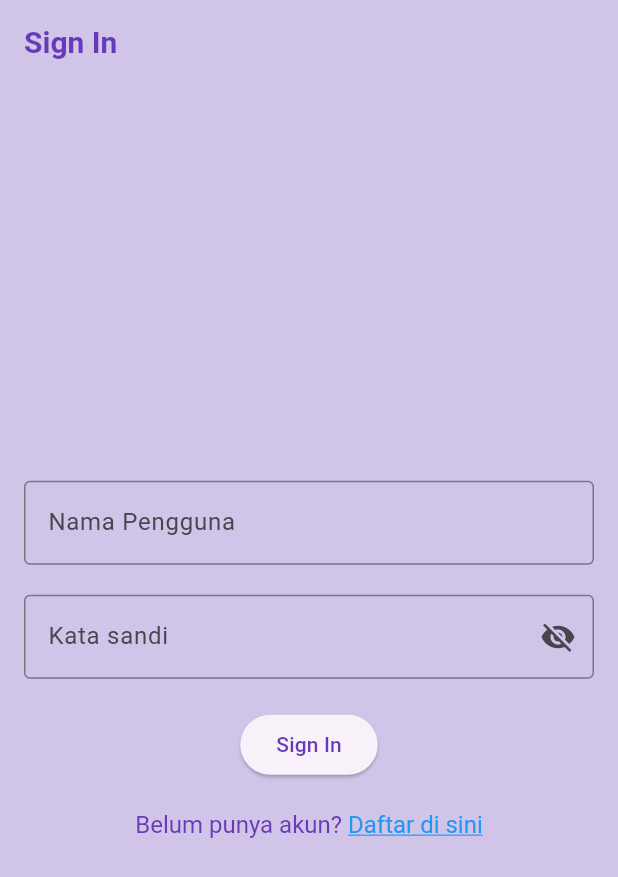
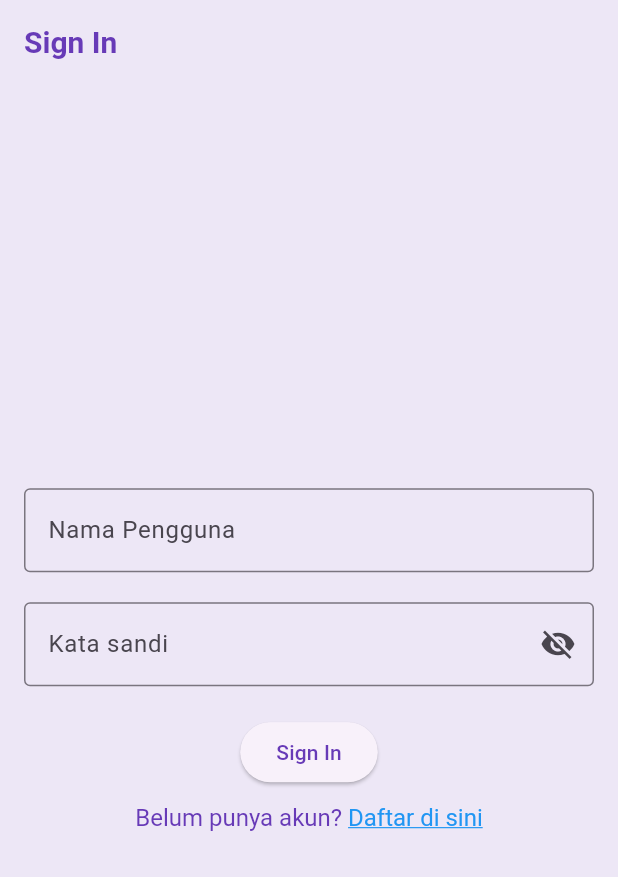
Before and after one commit to 2024-2025-Gasal-PABI-SI5B/project-wisata-candi-si5b-alyapr, a Flutter app: the screen it shows after launch, on a phone screen of 412 x 824 dp. Shown: the top 877 px of the screen. Run offline on Flutter 3.47's test engine with Material 3 defaults, Android fonts, the phone set to English and light mode, and no system bars.

Commit message:
update signin screen

```diff
--- a/wisata_candi/lib/main.dart
+++ b/wisata_candi/lib/main.dart
@@ -26,7 +26,7 @@ class MainApp extends StatelessWidget {
           colorScheme:
               ColorScheme.fromSeed(seedColor: Colors.deepPurple).copyWith(
             primary: Colors.deepPurple,
-            surface: Colors.deepPurple[100],
+            surface: Colors.deepPurple[50],
           ),
           useMaterial3: true),
       // home: DetailScreen(
--- a/wisata_candi/lib/screens/signin_screen.dart
+++ b/wisata_candi/lib/screens/signin_screen.dart
@@ -65,6 +65,7 @@ class _SignInScreenState extends State<SignInScreen> {
                                   ? Icons.visibility_off
                                   : Icons.visibility,
                             ))),
+                            obscureText: _obscurePassword,
                   ),
                   const SizedBox(
                     height: 20,
@@ -74,7 +75,7 @@ class _SignInScreenState extends State<SignInScreen> {
                     child: const Text('Sign In'),
                   ),
                   const SizedBox(
-                    height: 20,
+                    height: 10,
                   ),
                   // TextButton(
                   //     onPressed: () {},
```
